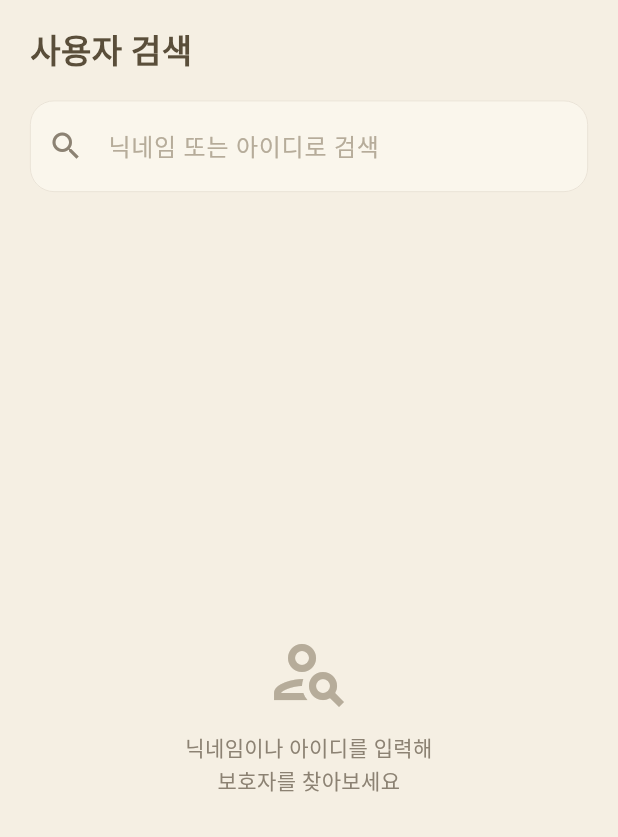
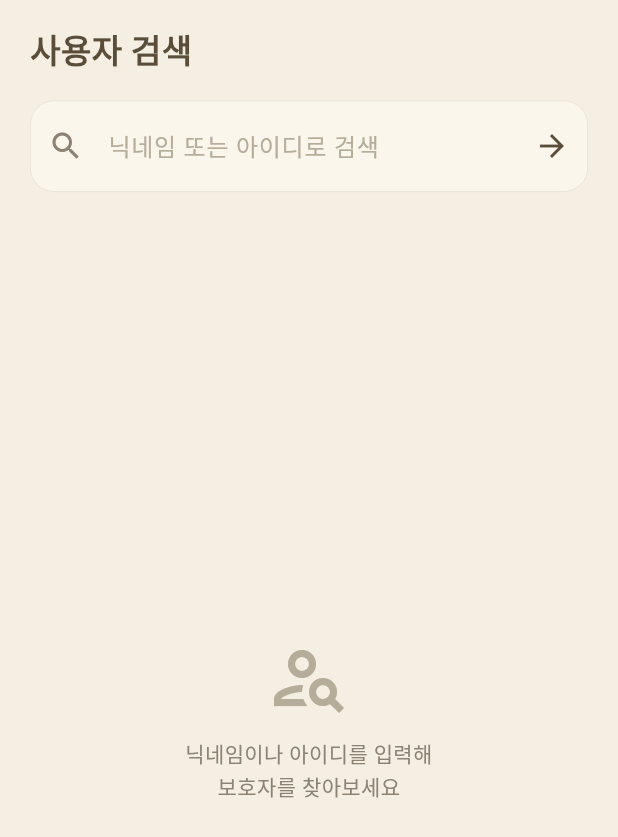
Before and after one commit to seizeh/pmdart, a Flutter app: the UserSearchTab screen opened directly, on a phone screen of 412 x 824 dp. Shown: the top 837 px of the screen. Run offline on Flutter 3.47's test engine with Material 3 defaults, Android fonts, the phone set to English and light mode, and no system bars; our stand-ins replace shared_preferences, supabase_flutter; accounts and stored records are empty; network calls fail.

Commit message:
feat(social): 게시글→채팅 시작, Pawing(팔로우) 시스템, pawmate 목록·검색
- 게시글 상세: 작성자와 1:1 채팅 시작(앱바) + Pawing 토글(본인 글 제외)
- Pawing 팔로우/언팔로우, 내 친구 화면(Pawing/Pawmate 탭)에서 채팅 시작
- 사용자 검색 탭 실연동(닉네임/아이디) + 팔로우/채팅
- 공통 UserTile / openDirectChat 런처, SocialRepository, ChatRepository.startDirectChat

Co-Authored-By: Claude Opus 4.8 (1M context) <noreply@anthropic.com>

```diff
--- /dev/null
+++ b/lib/models/social.dart
@@ -0,0 +1,39 @@
+/// 소셜(팔로우) 도메인 모델.
+library;
+
+/// 사용자 연결/검색 결과 항목.
+class Connection {
+  final String userId;
+  final String nickname;
+  final String userType;
+
+  /// Pawmate(나를 팔로우) 목록에서 내가 맞팔 중인지. 그 외 맥락에선 null.
+  final bool? iFollowBack;
+
+  /// 검색 결과 등에서 내가 이미 팔로우(Pawing) 중인지. 그 외 null.
+  final bool? following;
+
+  const Connection({
+    required this.userId,
+    required this.nickname,
+    required this.userType,
+    this.iFollowBack,
+    this.following,
+  });
+
+  factory Connection.fromJson(Map<String, dynamic> j) => Connection(
+        userId: (j['user_id'] ?? j['id']) as String,
+        nickname: (j['nickname'] ?? '알 수 없음') as String,
+        userType: (j['user_type'] ?? '') as String,
+        iFollowBack: j['i_follow_back'] as bool?,
+        following: j['following'] as bool?,
+      );
+
+  Connection copyWith({bool? following, bool? iFollowBack}) => Connection(
+        userId: userId,
+        nickname: nickname,
+        userType: userType,
+        iFollowBack: iFollowBack ?? this.iFollowBack,
+        following: following ?? this.following,
+      );
+}
--- a/lib/screen/tabs/user_search_tab.dart
+++ b/lib/screen/tabs/user_search_tab.dart
@@ -1,7 +1,10 @@
 import 'package:flutter/material.dart';
 import '../../theme/app_colors.dart';
+import '../../models/social.dart';
+import '../../services/social_repository.dart';
+import '../../widgets/user_tile.dart';
 
-/// 사용자 검색 탭 — 닉네임/아이디로 다른 보호자를 찾는다.
+/// 사용자 검색 탭 — 닉네임/아이디로 검색 후 팔로우/채팅.
 class UserSearchTab extends StatefulWidget {
   const UserSearchTab({super.key});
 
@@ -11,11 +14,38 @@ class UserSearchTab extends StatefulWidget {
 
 class _UserSearchTabState extends State<UserSearchTab> {
   final _ctrl = TextEditingController();
+  List<Connection> _results = [];
+  bool _loading = false;
+  bool _searched = false;
 
   @override
   void dispose() {
     _ctrl.dispose();
     super.dispose();
+  }
+
+  Future<void> _search() async {
+    final q = _ctrl.text.trim();
+    if (q.isEmpty) return;
+    FocusScope.of(context).unfocus();
+    setState(() {
+      _loading = true;
+      _searched = true;
+    });
+    try {
+      final res = await SocialRepository.instance.searchUsers(q);
+      if (!mounted) return;
+      setState(() {
+        _results = res;
+        _loading = false;
+      });
+    } catch (_) {
+      if (!mounted) return;
+      setState(() {
+        _results = [];
+        _loading = false;
+      });
+    }
   }
 
   @override
@@ -39,24 +69,58 @@ class _UserSearchTabState extends State<UserSearchTab> {
               const SizedBox(height: 16),
               TextField(
                 controller: _ctrl,
-                onChanged: (_) => setState(() {}),
-                decoration: const InputDecoration(
+                textInputAction: TextInputAction.search,
+                onSubmitted: (_) => _search(),
+                decoration: InputDecoration(
                   hintText: '닉네임 또는 아이디로 검색',
-                  prefixIcon: Icon(Icons.search, color: AppColors.textSecondary),
+                  prefixIcon: const Icon(Icons.search,
+                      color: AppColors.textSecondary),
+                  suffixIcon: IconButton(
+                    icon: const Icon(Icons.arrow_forward,
+                        color: AppColors.primaryDark),
+                    onPressed: _search,
                   ),
                 ),
-              const Expanded(
-                child: Center(
+              ),
+              const SizedBox(height: 8),
+              Expanded(child: _buildBody()),
+            ],
+          ),
+        ),
+      ),
+    );
+  }
+
+  Widget _buildBody() {
+    if (_loading) {
+      return const Center(child: CircularProgressIndicator());
+    }
+    if (!_searched) {
+      return _hint('닉네임이나 아이디를 입력해\n보호자를 찾아보세요');
+    }
+    if (_results.isEmpty) {
+      return _hint('검색 결과가 없어요');
+    }
+    return ListView.separated(
+      itemCount: _results.length,
+      separatorBuilder: (_, _) =>
+          const Divider(height: 1, color: AppColors.border),
+      itemBuilder: (_, i) => UserTile(connection: _results[i]),
+    );
+  }
+
+  Widget _hint(String msg) {
+    return Center(
       child: Column(
         mainAxisSize: MainAxisSize.min,
         children: [
-                      Icon(Icons.person_search_outlined,
+          const Icon(Icons.person_search_outlined,
               size: 56, color: AppColors.textTertiary),
-                      SizedBox(height: 12),
+          const SizedBox(height: 12),
           Text(
-                        '닉네임이나 아이디를 입력해\n보호자를 찾아보세요',
+            msg,
             textAlign: TextAlign.center,
-                        style: TextStyle(
+            style: const TextStyle(
               fontSize: 14,
               color: AppColors.textSecondary,
               height: 1.5,
@@ -64,12 +128,6 @@ class _UserSearchTabState extends State<UserSearchTab> {
           ),
         ],
       ),
-                ),
-              ),
-            ],
-          ),
-        ),
-      ),
     );
   }
 }
```
Also changed, not shown: lib/screen/connections_screen.dart (added, +135 -0 lines), lib/screen/post_detail_screen.dart (+101 -2 lines), lib/screen/tabs/my_info_tab.dart (+19 -6 lines), lib/services/chat_launcher.dart (added, +31 -0 lines), lib/services/chat_repository.dart (+10 -0 lines), lib/services/social_repository.dart (added, +100 -0 lines), lib/widgets/user_tile.dart (added, +113 -0 lines). Lines whose indentation alone changed are shown as unchanged.
